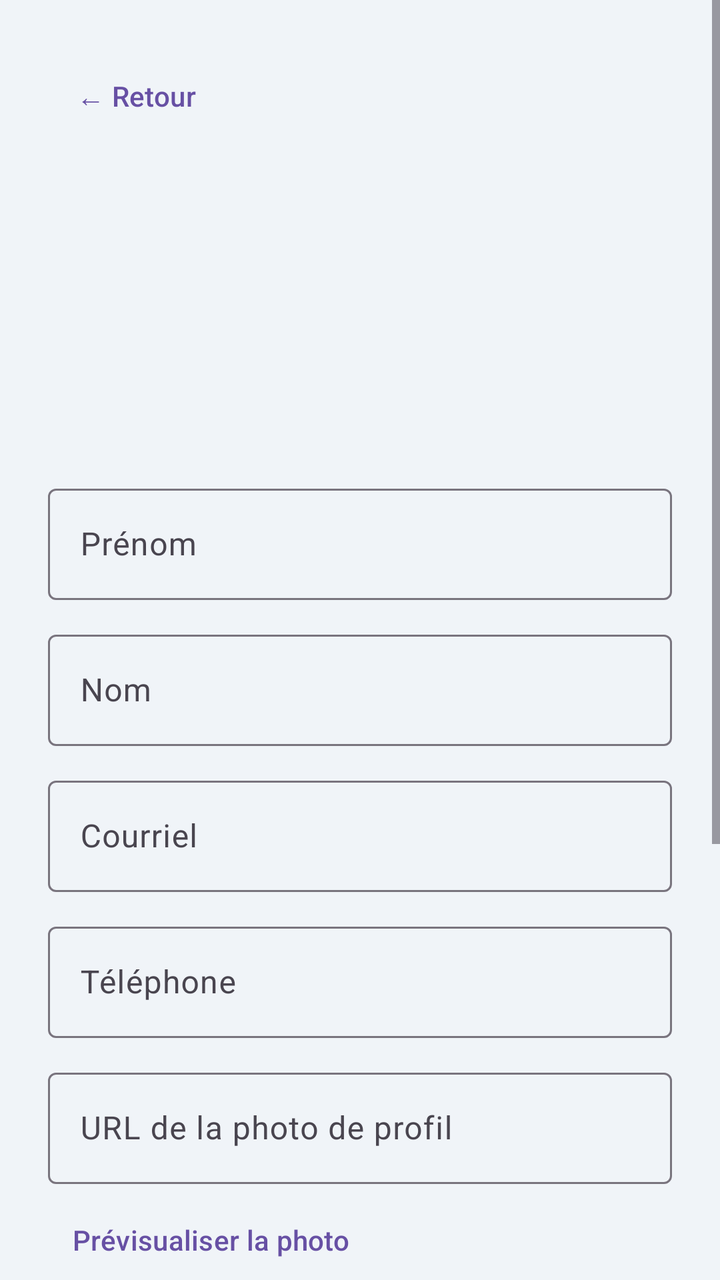
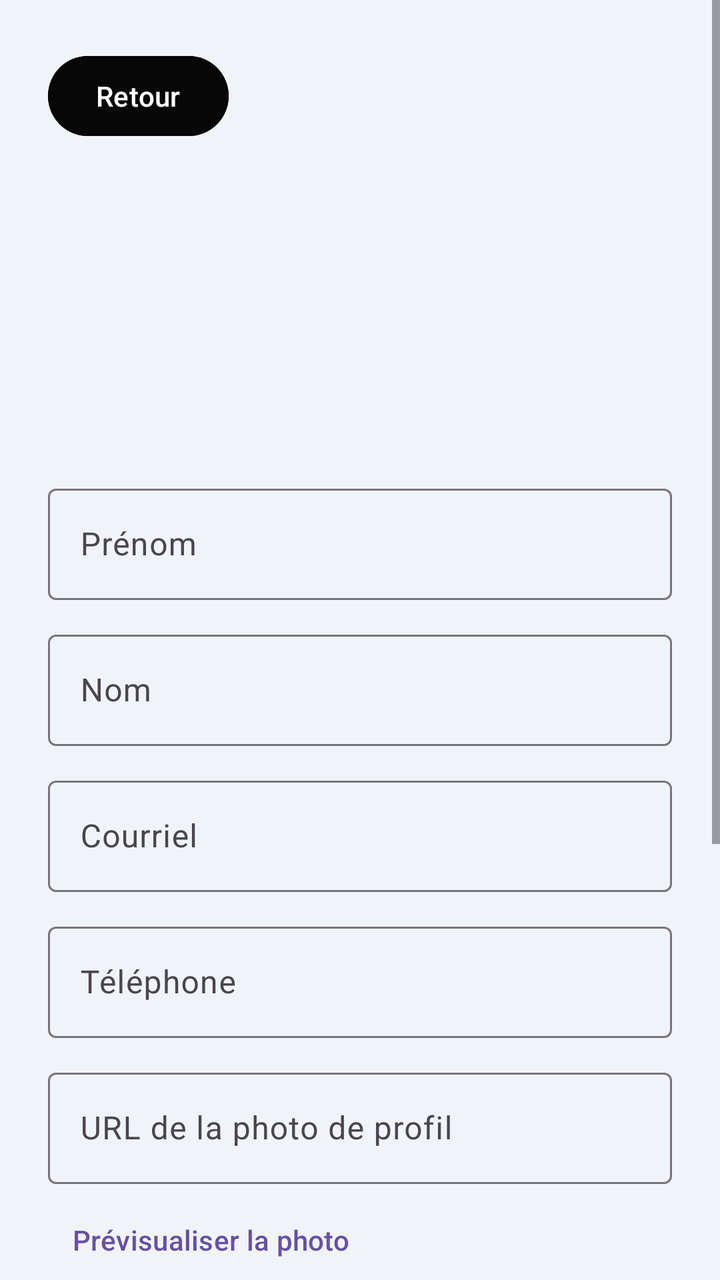

Compare the two renders of this Android layout. The source of the first and the diff that turns it into the second are given below.
<!-- AndroidManifest.xml: application theme Theme.MiniMoodle -->
<!-- res/layout/activity_profil_utilisateur.xml -->
<?xml version="1.0" encoding="utf-8"?>
<ScrollView xmlns:android="http://schemas.android.com/apk/res/android"
    xmlns:app="http://schemas.android.com/apk/res-auto"
    android:id="@+id/main"
    android:layout_width="match_parent"
    android:layout_height="match_parent"
    android:background="#F0F4F8">

    <LinearLayout
        android:layout_width="match_parent"
        android:layout_height="wrap_content"
        android:orientation="vertical"
        android:padding="24dp">

        <Button
            android:id="@+id/btnProfilRetour"
            style="@style/Widget.Material3.Button.TextButton"
            android:layout_width="wrap_content"
            android:layout_height="wrap_content"
            android:text="← Retour"
            android:layout_marginBottom="8dp" />

        
        <LinearLayout
            android:layout_width="match_parent"
            android:layout_height="wrap_content"
            android:orientation="vertical"
            android:gravity="center"
            android:layout_marginBottom="24dp">

            <ImageView
                android:id="@+id/ivAvatar"
                android:layout_width="96dp"
                android:layout_height="96dp"
                android:scaleType="centerCrop"
                android:clipToOutline="true" />

            <TextView
                android:id="@+id/tvNomComplet"
                android:layout_width="wrap_content"
                android:layout_height="wrap_content"
                android:textSize="20sp"
                android:textStyle="bold"
                android:textColor="#1A237E"
                android:layout_marginTop="12dp" />

        </LinearLayout>

        
        <com.google.android.material.textfield.TextInputLayout
            style="@style/Widget.Material3.TextInputLayout.OutlinedBox"
            android:layout_width="match_parent"
            android:layout_height="wrap_content"
            android:hint="Prénom"
            android:layout_marginBottom="12dp">

            <com.google.android.material.textfield.TextInputEditText
                android:id="@+id/etProfilPrenom"
                android:layout_width="match_parent"
                android:layout_height="wrap_content"
                android:inputType="textPersonName" />

        </com.google.android.material.textfield.TextInputLayout>

        
        <com.google.android.material.textfield.TextInputLayout
            style="@style/Widget.Material3.TextInputLayout.OutlinedBox"
            android:layout_width="match_parent"
            android:layout_height="wrap_content"
            android:hint="Nom"
            android:layout_marginBottom="12dp">

            <com.google.android.material.textfield.TextInputEditText
                android:id="@+id/etProfilNom"
                android:layout_width="match_parent"
                android:layout_height="wrap_content"
                android:inputType="textPersonName" />

        </com.google.android.material.textfield.TextInputLayout>

        
        <com.google.android.material.textfield.TextInputLayout
            style="@style/Widget.Material3.TextInputLayout.OutlinedBox"
            android:layout_width="match_parent"
            android:layout_height="wrap_content"
            android:hint="Courriel"
            android:layout_marginBottom="12dp">

            <com.google.android.material.textfield.TextInputEditText
                android:id="@+id/etProfilCourriel"
                android:layout_width="match_parent"
                android:layout_height="wrap_content"
                android:inputType="textEmailAddress"
                android:focusable="false"
                android:focusableInTouchMode="false" />

        </com.google.android.material.textfield.TextInputLayout>

        
        <com.google.android.material.textfield.TextInputLayout
            style="@style/Widget.Material3.TextInputLayout.OutlinedBox"
            android:layout_width="match_parent"
            android:layout_height="wrap_content"
            android:hint="Téléphone"
            android:layout_marginBottom="12dp">

            <com.google.android.material.textfield.TextInputEditText
                android:id="@+id/etProfilTelephone"
                android:layout_width="match_parent"
                android:layout_height="wrap_content"
                android:inputType="phone" />

        </com.google.android.material.textfield.TextInputLayout>

        
        <com.google.android.material.textfield.TextInputLayout
            style="@style/Widget.Material3.TextInputLayout.OutlinedBox"
            android:layout_width="match_parent"
            android:layout_height="wrap_content"
            android:hint="URL de la photo de profil"
            android:layout_marginBottom="4dp">

            <com.google.android.material.textfield.TextInputEditText
                android:id="@+id/etProfilPhotoUrl"
                android:layout_width="match_parent"
                android:layout_height="wrap_content"
                android:inputType="textUri"
                android:imeOptions="actionDone" />

        </com.google.android.material.textfield.TextInputLayout>

        <Button
            android:id="@+id/btnPrevisualiserPhoto"
            style="@style/Widget.Material3.Button.TextButton"
            android:layout_width="wrap_content"
            android:layout_height="wrap_content"
            android:text="Prévisualiser la photo"
            android:layout_marginBottom="20dp" />

        
        <View
            android:layout_width="match_parent"
            android:layout_height="1dp"
            android:background="#E0E0E0"
            android:layout_marginBottom="16dp" />

        <TextView
            android:layout_width="wrap_content"
            android:layout_height="wrap_content"
            android:text="Changer le mot de passe"
            android:textSize="14sp"
            android:textStyle="bold"
            android:textColor="#212121"
            android:layout_marginBottom="4dp" />

        <TextView
            android:layout_width="wrap_content"
            android:layout_height="wrap_content"
            android:text="Laissez vide pour ne pas modifier"
            android:textSize="12sp"
            android:textColor="#9E9E9E"
            android:layout_marginBottom="12dp" />

        
        <com.google.android.material.textfield.TextInputLayout
            style="@style/Widget.Material3.TextInputLayout.OutlinedBox"
            android:layout_width="match_parent"
            android:layout_height="wrap_content"
            android:hint="Nouveau mot de passe"
            app:endIconMode="password_toggle"
            android:layout_marginBottom="12dp">

            <com.google.android.material.textfield.TextInputEditText
                android:id="@+id/etProfilPassword"
                android:layout_width="match_parent"
                android:layout_height="wrap_content"
                android:inputType="textPassword" />

        </com.google.android.material.textfield.TextInputLayout>

        
        <com.google.android.material.textfield.TextInputLayout
            style="@style/Widget.Material3.TextInputLayout.OutlinedBox"
            android:layout_width="match_parent"
            android:layout_height="wrap_content"
            android:hint="Confirmer le mot de passe"
            app:endIconMode="password_toggle"
            android:layout_marginBottom="24dp">

            <com.google.android.material.textfield.TextInputEditText
                android:id="@+id/etProfilPasswordConfirm"
                android:layout_width="match_parent"
                android:layout_height="wrap_content"
                android:inputType="textPassword" />

        </com.google.android.material.textfield.TextInputLayout>

        <Button
            android:id="@+id/btnSauvegarder"
            android:layout_width="match_parent"
            android:layout_height="wrap_content"
            android:text="Sauvegarder"
            android:layout_marginBottom="8dp" />

    </LinearLayout>
</ScrollView>
<!-- resources referenced by this layout -->
<resources>
  <style name="Theme.MiniMoodle" parent="Base.Theme.MiniMoodle" />
  <style name="Base.Theme.MiniMoodle" parent="Theme.Material3.DayNight.NoActionBar">
          
          
      </style>
</resources>

<!-- the commit's change to res/layout/activity_profil_utilisateur.xml (unified diff, before → after) -->
@@ -14,10 +14,10 @@
 
         <Button
             android:id="@+id/btnProfilRetour"
-            style="@style/Widget.Material3.Button.TextButton"
-            android:layout_width="wrap_content"
-            android:layout_height="wrap_content"
-            android:text="← Retour"
+            android:layout_width="wrap_content"
+            android:layout_height="wrap_content"
+            android:backgroundTint="#070707"
+            android:text="Retour"
             android:layout_marginBottom="8dp" />
 
         
